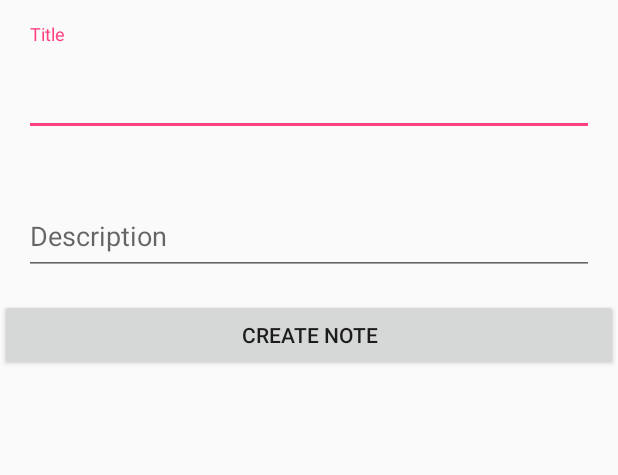
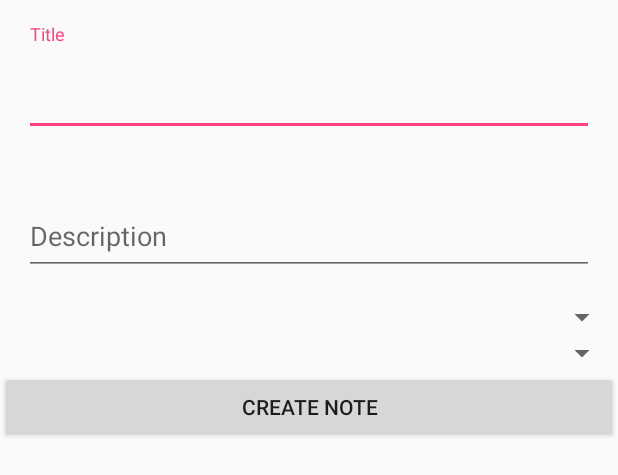
Before and after one commit to tothcs/notesapp, an Android app: the layout activity_add_or_modify_note.xml on its own in the app's theme, with its tools: preview values and no code run, on a phone screen of 412 x 824 dp. Shown: the top 475 px of the screen. Run offline under Robolectric (Android 15) with nearby library versions, the phone set to English and light mode, and no system bars; plain views replace RobotoButton, RobotoEditText.

```diff
--- a/app/src/main/res/layout/activity_add_or_modify_note.xml
+++ b/app/src/main/res/layout/activity_add_or_modify_note.xml
@@ -40,13 +40,22 @@
 
     </android.support.design.widget.TextInputLayout>
 
+    <Spinner
+        android:id="@+id/category_spinner"
+        android:layout_width="match_parent"
+        android:layout_height="wrap_content" />
+
+    <Spinner
+        android:id="@+id/priority_spinner"
+        android:layout_width="match_parent"
+        android:layout_height="wrap_content" />
+
     <com.devspark.robototextview.widget.RobotoButton
-        android:id="@+id/save_created_todo"
+        android:id="@+id/save_note_button"
         android:layout_width="match_parent"
         android:layout_height="wrap_content"
         android:paddingLeft="@dimen/input_horizontal_padding"
         android:paddingRight="@dimen/input_horizontal_padding"
-        android:text="@string/create_note_button_text"
-        android:onClick="onSaveNoteButtonClick"/>
+        android:text="@string/create_note_button_text"/>
 
 </LinearLayout>
```
Also changed, not shown: app/src/main/java/com/github/tothcs/ui/addormodifynote/AddOrModifyNoteActivity.java (+16 -2 lines), app/src/main/java/com/github/tothcs/ui/notedetails/NoteDetailsActivity.java (+31 -1 lines), app/src/main/res/layout/activity_note_details.xml (+31 -1 lines), app/src/main/res/drawable-hdpi/personal.jpg (added), app/src/main/res/drawable-hdpi/study.jpg (added), app/src/main/res/drawable-hdpi/work.jpg (added).
